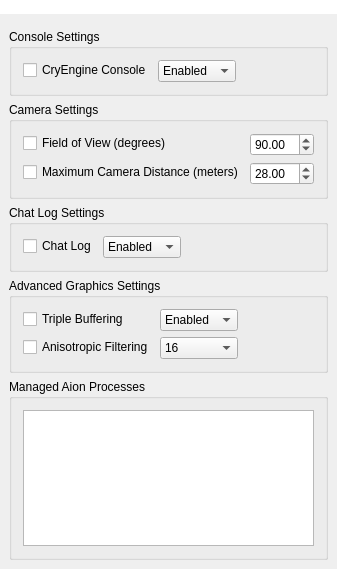
The window that shugoconsolewidget.ui (grenadium/ShugoConsole) describes before a commit, drawn with Qt 5.
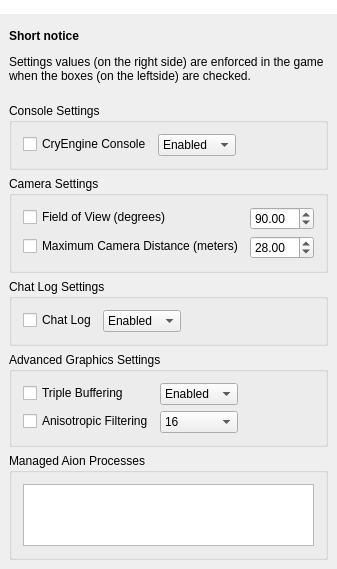
The same window after the commit. Icons and pictures are not drawn.

Commit message: Added a short notice in the UI

Diff of the .ui file:
```diff
--- a/shugoconsolewidget.ui
+++ b/shugoconsolewidget.ui
@@ -59,6 +59,25 @@
      <property name="bottomMargin">
       <number>9</number>
      </property>
+     <item>
+      <widget class="QLabel" name="helpLabel">
+       <property name="locale">
+        <locale language="French" country="France"/>
+       </property>
+       <property name="text">
+        <string>&lt;html&gt;&lt;head/&gt;&lt;body&gt;&lt;p&gt;&lt;span style=&quot; font-weight:600;&quot;&gt;Short notice&lt;/span&gt;&lt;/p&gt;&lt;p&gt;Settings values (on the right side) are enforced in the game when the boxes (on the leftside) are checked.&lt;br/&gt;&lt;/p&gt;&lt;/body&gt;&lt;/html&gt;</string>
+       </property>
+       <property name="textFormat">
+        <enum>Qt::RichText</enum>
+       </property>
+       <property name="scaledContents">
+        <bool>true</bool>
+       </property>
+       <property name="wordWrap">
+        <bool>true</bool>
+       </property>
+      </widget>
+     </item>
      <item>
       <widget class="QGroupBox" name="consoleSettingsGroupBox">
        <property name="title">
```
